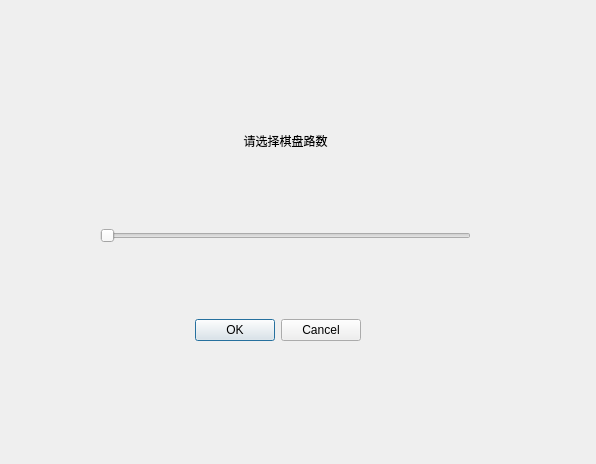
This is Sieging-Game/gridSizeDialog.ui in Enchograph/Architect-Game as Qt 5 draws it before an edit. The edited form follows.
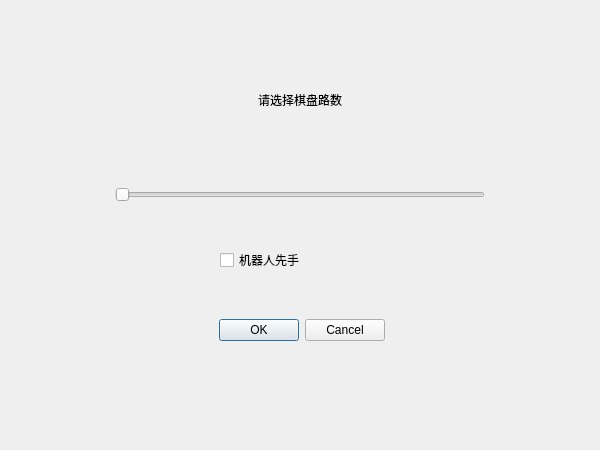
This is the edited form.

Patch:
```diff
--- a/Sieging-Game/gridSizeDialog.ui
+++ b/Sieging-Game/gridSizeDialog.ui
@@ -6,8 +6,8 @@
    <rect>
     <x>0</x>
     <y>0</y>
-    <width>596</width>
-    <height>464</height>
+    <width>600</width>
+    <height>450</height>
    </rect>
   </property>
   <property name="windowTitle">
@@ -16,16 +16,16 @@
   <widget class="QDialogButtonBox" name="buttonBox">
    <property name="geometry">
     <rect>
-     <x>190</x>
+     <x>215</x>
      <y>310</y>
-     <width>171</width>
-     <height>41</height>
+     <width>170</width>
+     <height>40</height>
     </rect>
    </property>
    <property name="minimumSize">
     <size>
-     <width>171</width>
-     <height>41</height>
+     <width>170</width>
+     <height>40</height>
     </size>
    </property>
    <property name="orientation">
@@ -38,10 +38,10 @@
   <widget class="QSlider" name="horizontalSlider">
    <property name="geometry">
     <rect>
-     <x>100</x>
-     <y>220</y>
-     <width>371</width>
-     <height>31</height>
+     <x>115</x>
+     <y>180</y>
+     <width>370</width>
+     <height>30</height>
     </rect>
    </property>
    <property name="styleSheet">
@@ -91,10 +91,10 @@
   <widget class="QLabel" name="label">
    <property name="geometry">
     <rect>
-     <x>170</x>
-     <y>110</y>
-     <width>231</width>
-     <height>61</height>
+     <x>185</x>
+     <y>70</y>
+     <width>230</width>
+     <height>60</height>
     </rect>
    </property>
    <property name="text">
@@ -104,6 +104,19 @@
     <set>Qt::AlignCenter</set>
    </property>
   </widget>
+  <widget class="QCheckBox" name="robotCheckBox">
+   <property name="geometry">
+    <rect>
+     <x>220</x>
+     <y>250</y>
+     <width>160</width>
+     <height>20</height>
+    </rect>
+   </property>
+   <property name="text">
+    <string>机器人先手</string>
+   </property>
+  </widget>
  </widget>
  <resources/>
  <connections>
```
